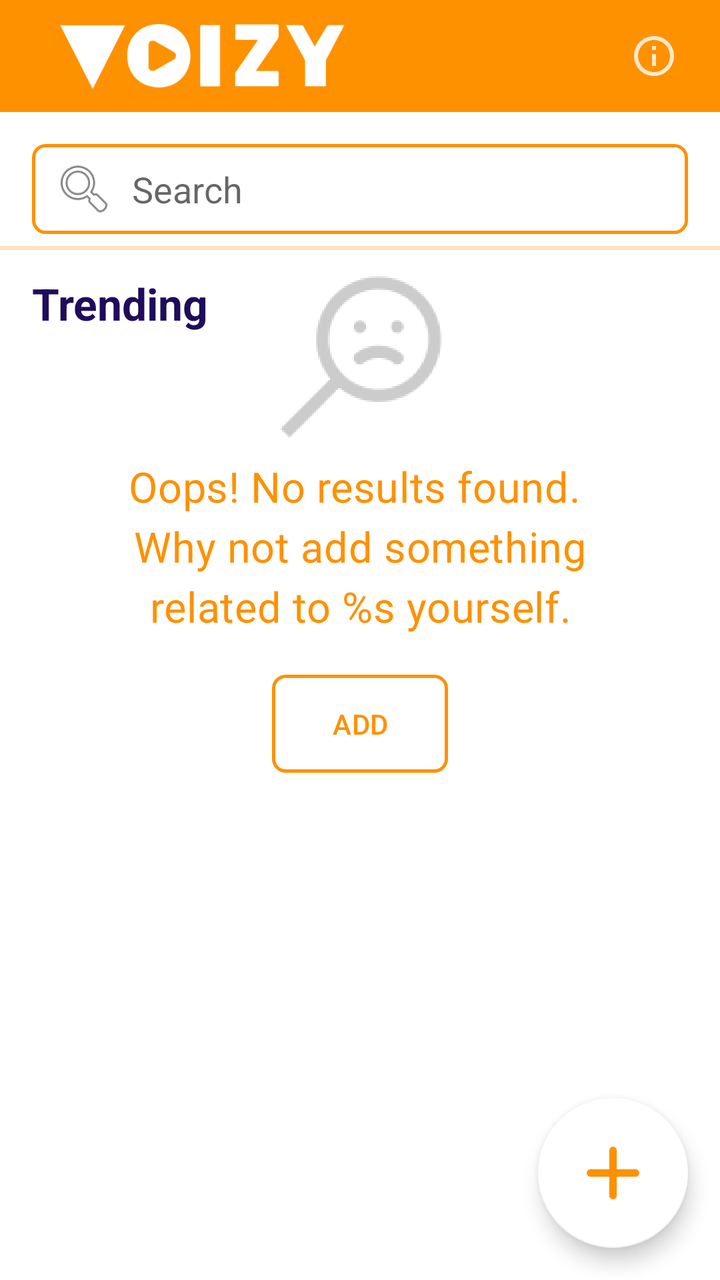
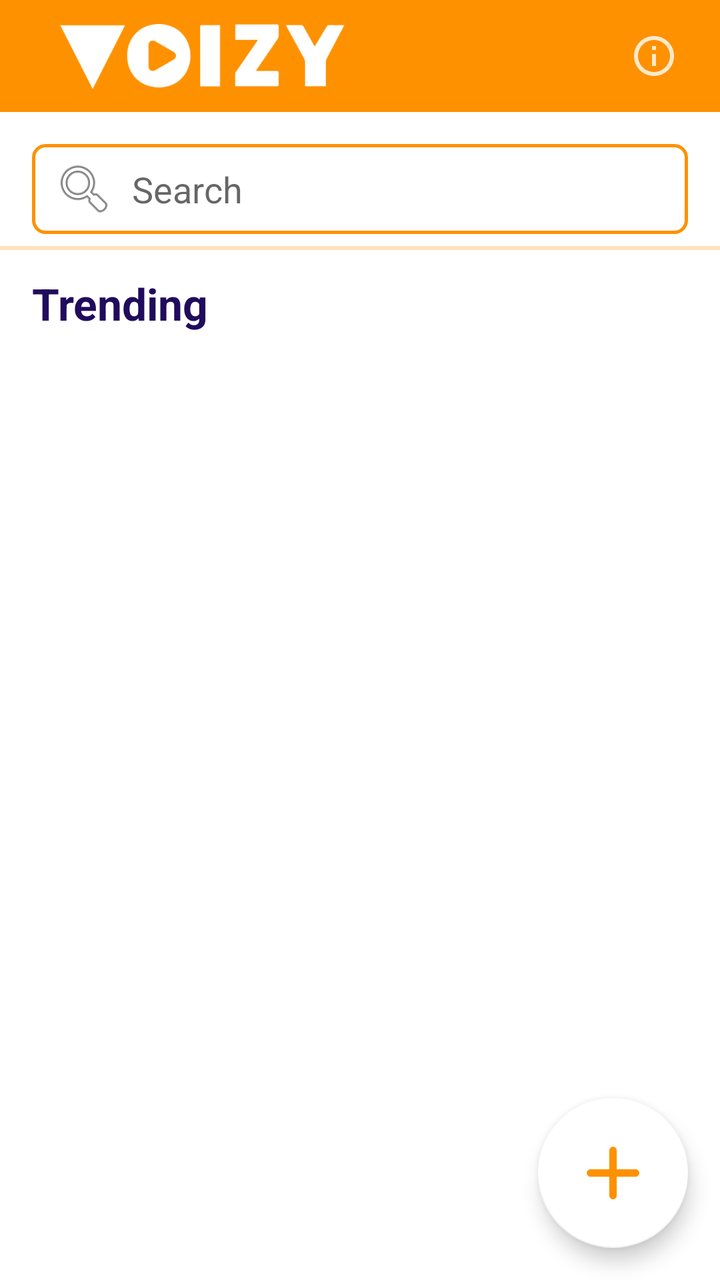

Before-and-after screenshots of an Android layout around one commit, followed by the original layout XML and the change that was made.
<!-- AndroidManifest.xml: application theme VoizyTheme.Launcher -->
<!-- res/layout/library_fragment.xml -->
<?xml version="1.0" encoding="utf-8"?>
<androidx.constraintlayout.widget.ConstraintLayout xmlns:app="http://schemas.android.com/apk/res-auto"
    xmlns:android="http://schemas.android.com/apk/res/android"
    android:layout_width="match_parent"
    android:layout_height="match_parent"
    xmlns:tools="http://schemas.android.com/tools"
    android:background="@android:color/white">

    <com.google.android.material.appbar.AppBarLayout
        android:id="@+id/app_bar_layout"
        android:layout_height="?android:attr/actionBarSize"
        android:layout_width="match_parent"
        app:layout_constraintTop_toTopOf="parent">

        <android.widget.Toolbar
            android:id="@+id/toolbar"
            android:theme="@style/VoizyAppBarTheme"
            android:layout_width="match_parent"
            android:layout_height="match_parent"
            android:elevation="4dp">

            <ImageView
                android:layout_width="142.5dp"
                android:layout_height="32.5dp"
                android:layout_marginStart="30dp"
                android:layout_marginTop="12dp"
                android:layout_marginBottom="11.5dp"
                android:src="@drawable/voizy_logo" />

            <ImageButton
                android:id="@+id/btn_privacy_policy"
                android:layout_width="50dp"
                android:layout_height="50dp"
                android:layout_marginEnd="8dp"
                android:layout_gravity="end"
                android:src="@drawable/info_white"
                android:background="@android:color/transparent" />

        </android.widget.Toolbar>

    </com.google.android.material.appbar.AppBarLayout>

    <EditText
        android:id="@+id/et_search"
        android:layout_width="0dp"
        android:layout_height="45dp"
        android:layout_marginTop="16dp"
        android:layout_marginStart="16dp"
        android:layout_marginEnd="16dp"
        app:layout_constraintStart_toStartOf="parent"
        app:layout_constraintTop_toBottomOf="@id/app_bar_layout"
        app:layout_constraintEnd_toEndOf="parent"
        android:drawablePadding="8dp"
        android:foregroundTintMode="@android:color/white"
        android:drawableLeft="@android:drawable/ic_menu_search"
        android:paddingStart="10dp"
        android:hint="Search"
        android:background="@drawable/border_background" />

    <ProgressBar
        android:id="@+id/progress_initial_loader"
        style="?android:attr/progressBarStyleHorizontal"
        android:layout_width="match_parent"
        android:layout_height="10dp"
        android:layout_marginTop="2dp"
        android:indeterminate="true"
        android:progressBackgroundTint="@android:color/transparent"
        android:progressTint="@color/voizy_orange"
        app:layout_constraintTop_toBottomOf="@+id/et_search"
        tools:layout_editor_absoluteX="16dp" />

    <TextView
        android:id="@+id/tv_library_headline"
        android:layout_width="wrap_content"
        android:layout_height="wrap_content"
        android:layout_marginStart="16dp"
        android:layout_marginTop="8dp"
        android:layout_marginBottom="8dp"
        app:layout_constraintStart_toStartOf="parent"
        app:layout_constraintTop_toBottomOf="@+id/progress_initial_loader"
        android:textStyle="bold"
        android:textSize="22sp"
        android:textColor="@color/voizy_purple"
        android:text="@string/trending" />

    <androidx.recyclerview.widget.RecyclerView
        android:id="@+id/rv_voizy_list"
        android:layout_width="match_parent"
        android:layout_height="0dp"
        app:layout_constraintTop_toBottomOf="@+id/tv_library_headline"
        android:layout_marginBottom="8dp"
        android:layout_marginTop="8dp"
        app:layout_constraintBottom_toBottomOf="parent" />

    <RelativeLayout
        android:id="@+id/layout_no_results"
        android:layout_width="wrap_content"
        android:layout_height="wrap_content"
        android:visibility="visible"
        app:layout_constraintBottom_toBottomOf="parent"
        app:layout_constraintEnd_toEndOf="@+id/rv_voizy_list"
        app:layout_constraintStart_toStartOf="@+id/rv_voizy_list"
        app:layout_constraintTop_toBottomOf="@+id/progress_initial_loader"
        app:layout_constraintVertical_bias="0.0">

        <ImageView
            android:id="@+id/iv_no_results"
            android:layout_width="100dp"
            android:layout_height="100dp"
            android:layout_alignParentTop="true"
            android:layout_centerHorizontal="true"
            android:layout_marginTop="0dp"
            android:src="@drawable/no_results" />

        <TextView
            android:id="@+id/tv_no_results_info"
            android:layout_width="wrap_content"
            android:layout_height="wrap_content"
            android:layout_below="@+id/iv_no_results"
            android:layout_marginStart="50dp"
            android:layout_marginEnd="50dp"
            android:gravity="center_horizontal"
            android:letterSpacing="0.01"
            android:lineSpacingExtra="5.5sp"
            android:text="@string/info_no_results"
            android:textColor="@color/voizy_orange"
            android:textSize="21sp" />

        <Button
            android:id="@+id/btn_no_results_create"
            style="@style/VoizyTheme.BorderButton"
            android:layout_width="wrap_content"
            android:layout_height="wrap_content"
            android:layout_below="@+id/tv_no_results_info"
            android:layout_centerHorizontal="true"
            android:layout_marginTop="20dp"
            android:letterSpacing="0.01"
            android:lineSpacingExtra="5.5sp"
            android:text="@string/add"
            android:textColor="@color/voizy_orange" />

    </RelativeLayout>

    <com.google.android.material.floatingactionbutton.FloatingActionButton
        android:id="@+id/fab_create_voizy"
        style="@style/VoizyFloatingButtonStyle"
        android:layout_width="wrap_content"
        android:layout_height="wrap_content"
        android:src="@drawable/round_add_black_48"
        app:fabCustomSize="@dimen/fab_size_big"
        app:layout_constraintBottom_toBottomOf="parent"
        app:layout_constraintEnd_toEndOf="parent"
        app:maxImageSize="@dimen/fab_src_size_big"
        android:visibility="visible" />

</androidx.constraintlayout.widget.ConstraintLayout>
<!-- resources referenced by this layout -->
<resources>
  <color name="voizy_orange">#FE9100</color>
  <color name="voizy_purple">#200B5D</color>
  <dimen name="fab_size_big">75dp</dimen>
  <dimen name="fab_src_size_big">45dp</dimen>
  <!-- drawable border_background (drawable) -->
  <layer-list xmlns:android="http://schemas.android.com/apk/res/android">
      <item>
          <shape>
              <corners android:radius="6dp"/>
              <solid android:color="@android:color/transparent"/>
              <stroke
                  android:width="1.5dp"
                  android:color="@color/voizy_orange"/>
          </shape>
      </item>
  </layer-list>
  <!-- drawable info_white (drawable-anydpi) -->
  <vector xmlns:android="http://schemas.android.com/apk/res/android"
      android:width="24dp"
      android:height="24dp"
      android:viewportWidth="24"
      android:viewportHeight="24"
      android:tint="#FFFFFF"
      android:alpha="0.8">
      <path
          android:fillColor="#FF000000"
          android:pathData="M11,17h2v-6h-2v6zM12,2C6.48,2 2,6.48 2,12s4.48,10 10,10 10,-4.48 10,-10S17.52,2 12,2zM12,20c-4.41,0 -8,-3.59 -8,-8s3.59,-8 8,-8 8,3.59 8,8 -3.59,8 -8,8zM11,9h2L13,7h-2v2z"/>
  </vector>
  <!-- drawable no_results: png bitmap (drawable-hdpi, 6188 bytes) -->
  <!-- drawable round_add_black_48: png bitmap (drawable-hdpi, 219 bytes) -->
  <!-- drawable voizy_logo: png bitmap (drawable-hdpi, 5680 bytes) -->
  <string name="add">"Add"</string>
  <string name="info_no_results">"Oops! No results found. \nWhy not add something related to %s yourself."</string>
  <string name="trending">"Trending"</string>
  <style name="VoizyAppBarTheme" parent="@style/Widget.AppCompat.ActionBar">
          <item name="android:background">@color/voizy_orange</item>
          <item name="android:icon">@drawable/splash_screen_image</item>
      </style>
  <style name="VoizyFloatingButtonStyle" parent="Widget.Design.FloatingActionButton">
          <item name="android:layout_margin">@dimen/fab_margin</item>
          <item name="android:scaleType">center</item>
          <item name="android:tint">@color/voizy_orange</item>
          <item name="backgroundTint">@android:color/white</item>
      </style>
  <style name="VoizyTheme.BorderButton" parent="android:Widget.Material.Button.Borderless">
          <item name="android:background">@drawable/voizy_button_ripples</item>
          <item name="android:textColor">@color/voizy_orange</item>
          <item name="android:foreground">?attr/selectableItemBackground</item>
          <item name="android:padding">15dp</item>
      </style>
  <style name="VoizyTheme.Launcher" parent="VoizyTheme">
          <item name="android:windowBackground">@drawable/splash_screen_drawable</item>
          <item name="android:windowTranslucentStatus">true</item>
          <item name="android:windowTranslucentNavigation">true</item>
      </style>
  <!-- drawable splash_screen_image: png bitmap (drawable, 5870 bytes) -->
  <dimen name="fab_margin">16dp</dimen>
  <!-- drawable voizy_button_ripples (drawable) -->
  <?xml version="1.0" encoding="utf-8"?>
  <ripple xmlns:android="http://schemas.android.com/apk/res/android"
      android:color="@color/voizy_orange">
      <item android:drawable="@drawable/border_background" />
  </ripple>
  <style name="VoizyTheme" parent="@style/Theme.AppCompat.Light.DarkActionBar">
          
          <item name="colorPrimary">@android:color/white</item>
          <item name="colorPrimaryDark">@android:color/white</item>
          <item name="colorAccent">@color/voizy_orange</item>
          <item name="android:statusBarColor">@color/voizy_orange</item>
          <item name="actionBarStyle">@style/VoizyAppBarTheme</item>
      </style>
  <!-- drawable splash_screen_drawable (drawable) -->
  <?xml version="1.0" encoding="utf-8"?>
  <layer-list xmlns:android="http://schemas.android.com/apk/res/android"
      android:opacity="opaque">
  
      <item android:drawable="@color/voizy_orange"/>
  
      <item>
          <bitmap
              android:src="@drawable/splash_screen_image"
              android:gravity="center"/>
      </item>
  
  </layer-list>
</resources>

<!-- the commit's change to res/layout/library_fragment.xml (unified diff, before → after) -->
@@ -96,7 +96,7 @@
         android:id="@+id/layout_no_results"
         android:layout_width="wrap_content"
         android:layout_height="wrap_content"
-        android:visibility="visible"
+        android:visibility="gone"
         app:layout_constraintBottom_toBottomOf="parent"
         app:layout_constraintEnd_toEndOf="@+id/rv_voizy_list"
         app:layout_constraintStart_toStartOf="@+id/rv_voizy_list"
